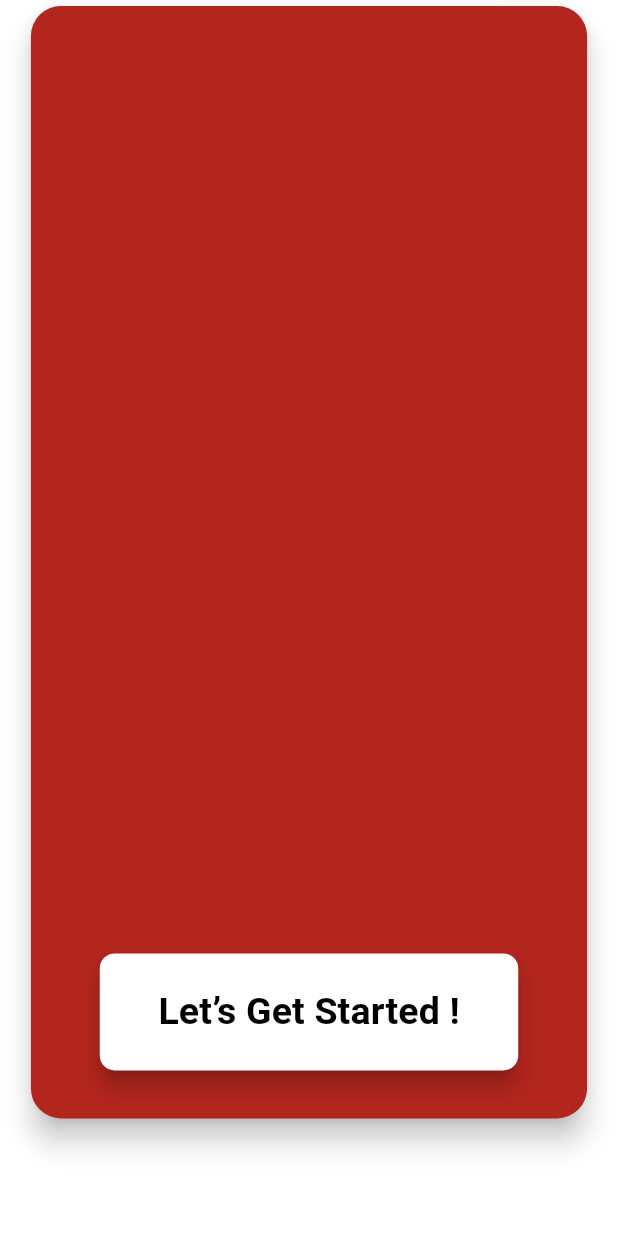
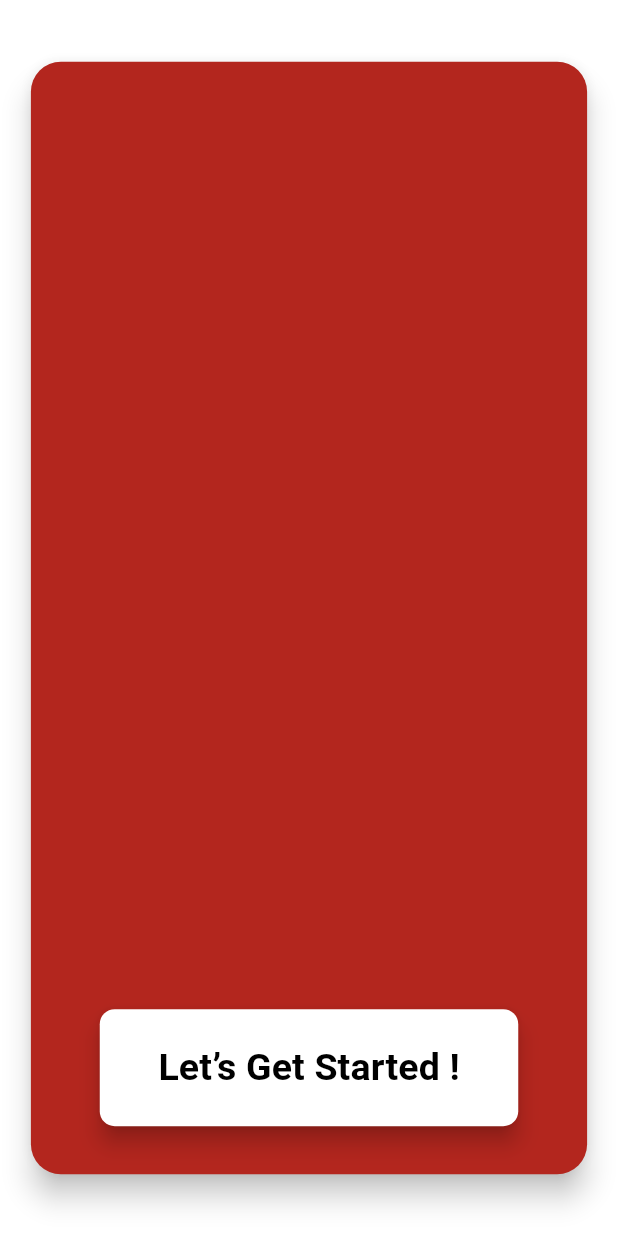
Before and after one commit to anushreejois/Aakaa-client, a Flutter app: the screen it shows after launch, on a phone screen of 412 x 824 dp. Run offline on Flutter 3.47's test engine with Material 3 defaults, Android fonts, the phone set to English and light mode, and no system bars; our stand-ins replace cloud_firestore, firebase_auth, firebase_core, image_picker, permission_handler; accounts and stored records are empty; Roboto replaces fonts that are missing (MalgunGothic).

Commit message:
Fixed the app layout issue.

```diff
--- a/Aakaa-Medical-Health/psychologyapp_login/lib/main.dart
+++ b/Aakaa-Medical-Health/psychologyapp_login/lib/main.dart
@@ -17,7 +17,7 @@ void main() async{
           ),
       )
       : await Firebase.initializeApp();
-  SystemChrome.setEnabledSystemUIMode(SystemUiMode.immersiveSticky);
+  SystemChrome.setEnabledSystemUIMode(SystemUiMode.edgeToEdge);
   runApp(const MyApp());
 }
 
--- a/Aakaa-Medical-Health/psychologyapp_login/lib/views/clientlogin.dart
+++ b/Aakaa-Medical-Health/psychologyapp_login/lib/views/clientlogin.dart
@@ -37,6 +37,8 @@ class _ClientLoginState extends State<ClientLogin> {
       backgroundColor: Color(0xFFB3261E),
       appBar: AppBar(
         backgroundColor: Color(0xFFB3261E),
+        elevation: 0,
+        scrolledUnderElevation: 0,
         leading: IconButton(
           icon: Icon(Icons.arrow_back, color: Color(0xFFFFFFFF), size: 30),
           onPressed: () {
--- a/Aakaa-Medical-Health/psychologyapp_login/lib/views/getstarted.dart
+++ b/Aakaa-Medical-Health/psychologyapp_login/lib/views/getstarted.dart
@@ -9,14 +9,13 @@ class GetStarted extends StatelessWidget {
     return Scaffold(
         backgroundColor: Colors.white,
         body: SizedBox(
+          height: MediaQuery.of(context).size.height,
           width: MediaQuery.of(context).size.width,
-          height: MediaQuery.of(context).size.height,
           child: SafeArea(
             child: Column(
               children: [
-                Center(
-
-                  // Get Started Card
+                Expanded(
+                  child: Center(
                     child: Card(
                       elevation: 8,
                       color: const Color(0xFFB3261E),
@@ -72,6 +71,7 @@ class GetStarted extends StatelessWidget {
                         )
                         ),
                   ),
+                ),
               ],
             ),
               ),
```
Also changed, not shown: Aakaa-Medical-Health/psychologyapp_login/lib/views/clientmenu.dart (+7 -7 lines). Lines whose indentation alone changed are shown as unchanged.
